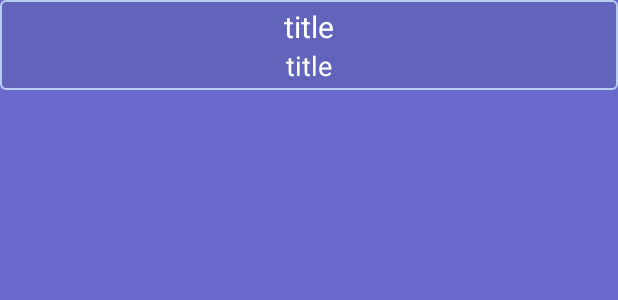
After one commit to rimezero/Anime-Watchmaster-Android, an Android app: the layout layout_anime_by_letter_row.xml on its own in the app's theme, with its tools: preview values and no code run, on a phone screen of 412 x 824 dp. The commit adds this screen. Shown: the top 300 px of the screen. Run offline under Robolectric (Android 15) with nearby library versions, the phone set to English and light mode, and no system bars.

Commit message:
simple demo anime by letters added

```diff
--- a/app/src/main/java/com/example/admin/animewatchmaster/MainActivity.java
+++ b/app/src/main/java/com/example/admin/animewatchmaster/MainActivity.java
@@ -1,5 +1,6 @@
 package com.example.admin.animewatchmaster;
 
+import android.content.Intent;
 import android.os.Bundle;
 import android.support.v7.app.AppCompatActivity;
 import android.support.v7.widget.Toolbar;
@@ -7,9 +8,7 @@ import android.view.Menu;
 import android.view.MenuItem;
 import android.view.View;
 
-import com.example.admin.animewatchmaster.databaseUtils.DBHelper;
 import com.example.admin.animewatchmaster.databaseUtils.databaseUpdater;
-import com.example.admin.animewatchmaster.model.Anime;
 
 public class MainActivity extends AppCompatActivity {
 
@@ -47,8 +46,7 @@ public class MainActivity extends AppCompatActivity {
     }
 
     public void getAnimeTest(View v) {
-        Anime anime = DBHelper.getInstance(getApplicationContext()).getAnimeInfo(5);
-        System.out.println(anime.toString());
+        startActivity(new Intent(this,ActivityLetters.class));
     }
 
 
--- a/app/src/main/java/com/example/admin/animewatchmaster/databaseUtils/DBHelper.java
+++ b/app/src/main/java/com/example/admin/animewatchmaster/databaseUtils/DBHelper.java
@@ -297,7 +297,8 @@ public class DBHelper extends SQLiteOpenHelper{
 
         SQLiteDatabase db = this.getReadableDatabase();
         System.out.println("Command: select * from animeinfo where " + COLUMN_TITLE + " like '" + Letter + "%' ");
-        Cursor res = db.rawQuery("select * from animeinfo where "+COLUMN_TITLE+" like '%"+Letter+"%'",null);
+        //Cursor res = db.rawQuery("select * from animeinfo where "+COLUMN_TITLE+" like '%"+Letter+"%'",null);
+        Cursor res = db.rawQuery("select * from animeinfo where "+COLUMN_TITLE+" like '"+Letter+"%'",null);
         res.moveToFirst();
 
         int id;
--- a/app/src/main/java/com/example/admin/animewatchmaster/model/Anime.java
+++ b/app/src/main/java/com/example/admin/animewatchmaster/model/Anime.java
@@ -1,9 +1,11 @@
 package com.example.admin.animewatchmaster.model;
+
+import java.io.Serializable;
 
 /**
  * Created by admin on 4/11/2016.
  */
-public class Anime {
+public class Anime implements Serializable {
 
     private int id;
     private String title;
--- /dev/null
+++ b/app/src/main/res/drawable/test.xml
@@ -0,0 +1,26 @@
+<shape
+    xmlns:android="http://schemas.android.com/apk/res/android"
+    >
+
+    <solid
+        android:color="#323d4c69" >
+    </solid>
+
+    <stroke
+        android:width="1dp"
+        android:color="#b8cef1" >
+    </stroke>
+
+    <padding
+        android:left="4dp"
+        android:top="4dp"
+        android:right="4dp"
+        android:bottom="4dp"    >
+    </padding>
+
+    <corners
+        android:radius="3dp"
+        ></corners>
+
+
+</shape>
--- a/app/src/main/res/layout/content_main.xml
+++ b/app/src/main/res/layout/content_main.xml
@@ -22,7 +22,7 @@
         android:layout_width="match_parent"
         android:layout_height="wrap_content"
         android:onClick="getAnimeTest"
-        android:text="get anime test info"
+        android:text="Demo. get anime by letter"
         />
 
 
--- /dev/null
+++ b/app/src/main/res/layout/layout_anime_by_letter_row.xml
@@ -0,0 +1,47 @@
+<?xml version="1.0" encoding="utf-8"?>
+<LinearLayout xmlns:android="http://schemas.android.com/apk/res/android"
+    android:orientation="vertical" android:layout_width="match_parent"
+    android:background="#6a6ace"
+    android:layout_height="match_parent">
+
+    <LinearLayout
+        android:layout_width="match_parent"
+        android:layout_height="wrap_content"
+        android:orientation="vertical"
+        android:layout_gravity="center"
+        android:background="@drawable/test"
+        >
+
+        <TextView
+            android:layout_width="match_parent"
+            android:layout_height="match_parent"
+            android:textSize="20sp"
+            android:textColor="#FFF"
+            android:text="title"
+            android:id="@+id/title"
+            android:gravity="center"
+            />
+
+        <ImageView
+            android:layout_width="wrap_content"
+            android:layout_height="wrap_content"
+            android:id="@+id/image"
+            android:layout_gravity="center"
+            />
+
+
+        <TextView
+            android:layout_width="fill_parent"
+            android:layout_height="match_parent"
+            android:textSize="18sp"
+            android:textColor="#FFF"
+            android:text="title"
+            android:id="@+id/desc"
+            android:gravity="center"
+            />
+
+    </LinearLayout>
+
+
+
+</LinearLayout>
```
Also changed, not shown: app/src/main/AndroidManifest.xml (+16 -0 lines), app/src/main/java/com/example/admin/animewatchmaster/ActivityLetters.java (added, +66 -0 lines), app/src/main/java/com/example/admin/animewatchmaster/LettersAdapter.java (added, +36 -0 lines), app/src/main/java/com/example/admin/animewatchmaster/animebyletter/AnimeByLetter.java (added, +49 -0 lines), app/src/main/java/com/example/admin/animewatchmaster/animebyletter/AnimeLetterAdapter.java (added, +54 -0 lines), app/src/main/res/drawable/letters.xml (added, +29 -0 lines), app/src/main/res/layout/layout_anime_by_letter.xml (added, +15 -0 lines), app/src/main/res/layout/layout_letters.xml (added, +17 -0 lines), app/src/main/res/layout/layout_letters_row.xml (added, +29 -0 lines).
